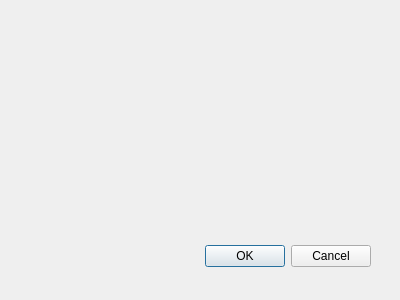
Old version of the form logindialog.ui in the repository Dalizi/option_calculator.
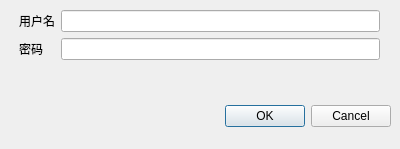
New version of the form.

The edit to the form file:
```diff
--- a/logindialog.ui
+++ b/logindialog.ui
@@ -9,7 +9,7 @@
     <x>0</x>
     <y>0</y>
     <width>400</width>
-    <height>300</height>
+    <height>149</height>
    </rect>
   </property>
   <property name="windowTitle">
@@ -18,8 +18,8 @@
   <widget name="buttonBox" class="QDialogButtonBox">
    <property name="geometry">
     <rect>
-     <x>30</x>
-     <y>240</y>
+     <x>50</x>
+     <y>100</y>
      <width>341</width>
      <height>32</height>
     </rect>
@@ -31,6 +31,45 @@
     <set>QDialogButtonBox::Cancel|QDialogButtonBox::Ok</set>
    </property>
   </widget>
+  <widget class="QWidget" name="formLayoutWidget">
+   <property name="geometry">
+    <rect>
+     <x>19</x>
+     <y>10</y>
+     <width>361</width>
+     <height>80</height>
+    </rect>
+   </property>
+   <layout class="QFormLayout" name="formLayout">
+    <item row="0" column="0">
+     <widget class="QLabel" name="userNameLabel">
+      <property name="text">
+       <string>用户名</string>
+      </property>
+     </widget>
+    </item>
+    <item row="0" column="1">
+     <widget class="QLineEdit" name="userNameLineEdit"/>
+    </item>
+    <item row="1" column="0">
+     <widget class="QLabel" name="passwordLabel">
+      <property name="text">
+       <string>密码</string>
+      </property>
+     </widget>
+    </item>
+    <item row="1" column="1">
+     <widget class="QLineEdit" name="passwordLineEdit">
+      <property name="inputMask">
+       <string/>
+      </property>
+      <property name="echoMode">
+       <enum>QLineEdit::Password</enum>
+      </property>
+     </widget>
+    </item>
+   </layout>
+  </widget>
  </widget>
  <pixmapfunction/>
  <resources/>
```
Left out of the diff: 9 changed lines with no effect on the pictures.
